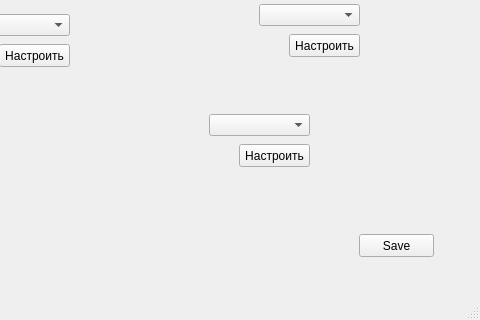
First picture: the form in src/Tsunami/AnalysisWindow.ui, repository maluginp/Tsunami, before the edit; both pictures show x 311 to 791 and y 226 to 546 of the 791 by 546 pixel window.
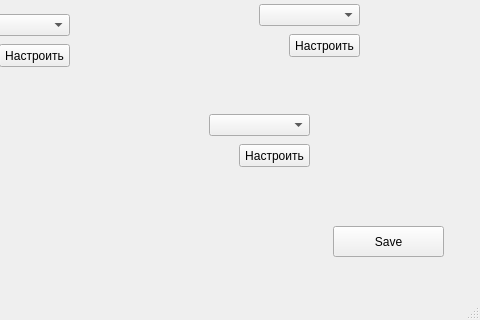
Second picture: the form after the edit. Icons and pictures are not drawn.

Commit message: closes #34 Редизайн AnalysisWindow

What changed in the file:
```diff
--- a/src/Tsunami/AnalysisWindow.ui
+++ b/src/Tsunami/AnalysisWindow.ui
@@ -459,10 +459,10 @@
    <widget class="QPushButton" name="saveButton">
     <property name="geometry">
      <rect>
-      <x>670</x>
-      <y>460</y>
-      <width>75</width>
-      <height>23</height>
+      <x>644</x>
+      <y>452</y>
+      <width>111</width>
+      <height>31</height>
      </rect>
     </property>
     <property name="text">
```
The commit also changes 6 other files.
